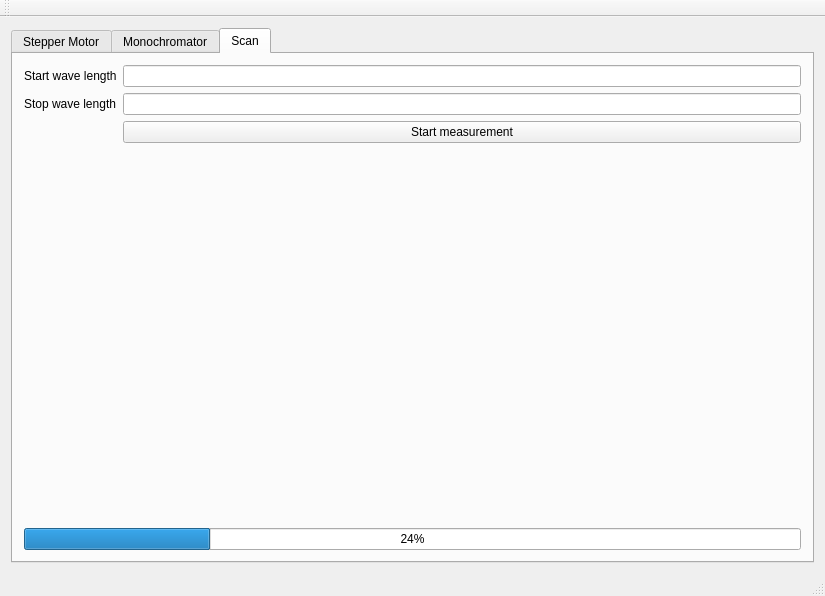
This is mainwindow.ui in anates/DispersionSetup as Qt 5 draws it before an edit. The edited form follows.
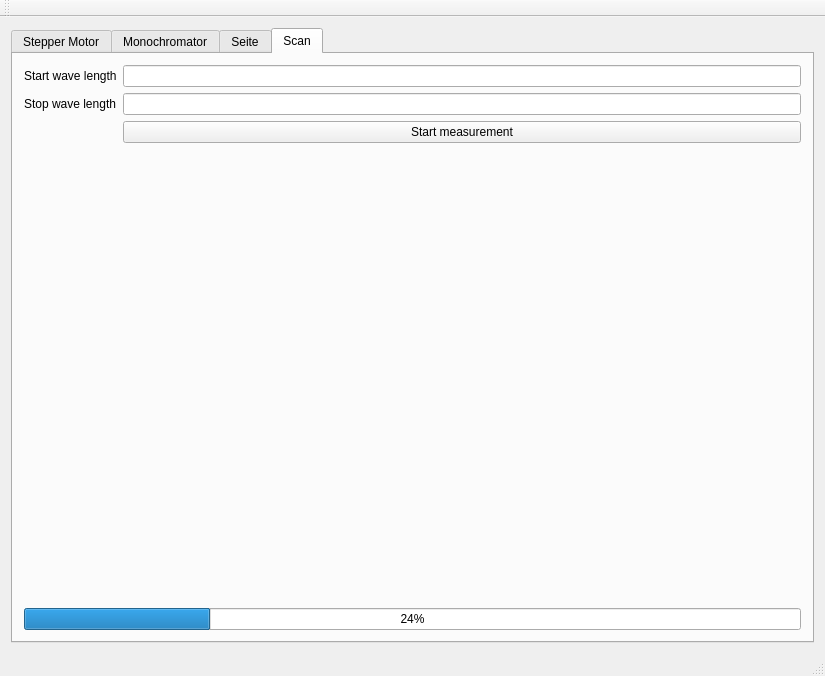
This is the edited form. The open tabs and pages were chosen to show the change. Custom widgets are drawn as their Qt base class.

Diff of the .ui file:
```diff
--- a/mainwindow.ui
+++ b/mainwindow.ui
@@ -7,7 +7,7 @@
     <x>0</x>
     <y>0</y>
     <width>825</width>
-    <height>596</height>
+    <height>676</height>
    </rect>
   </property>
   <property name="windowTitle">
@@ -160,6 +160,11 @@
         </item>
        </layout>
       </widget>
+      <widget class="QWidget" name="tab_3">
+       <attribute name="title">
+        <string>Seite</string>
+       </attribute>
+      </widget>
       <widget class="QWidget" name="Scan">
        <attribute name="title">
         <string>Scan</string>
```
